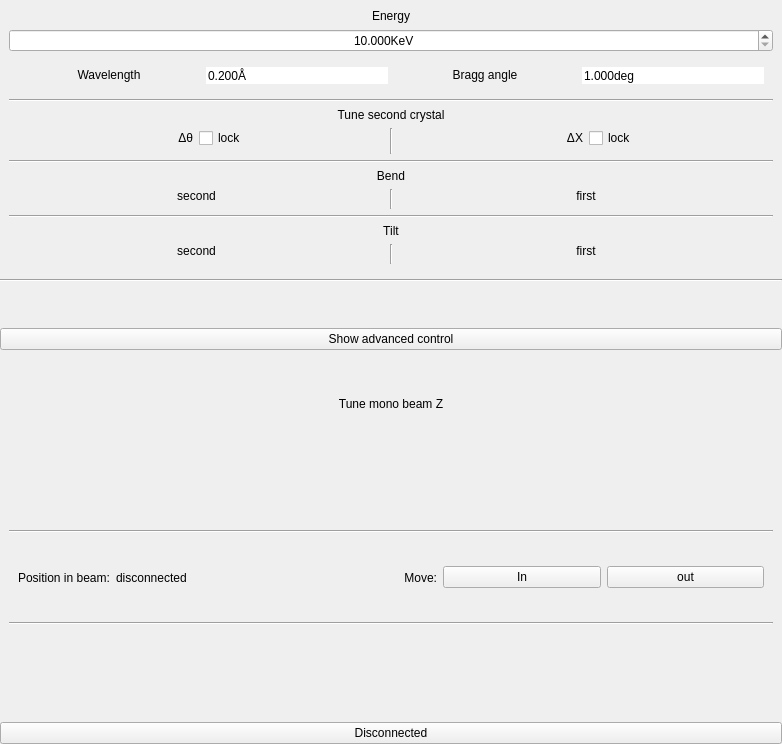
Old version of the form mono/monoGui/monoGui.ui in the repository MatthewJCameron/imbl.
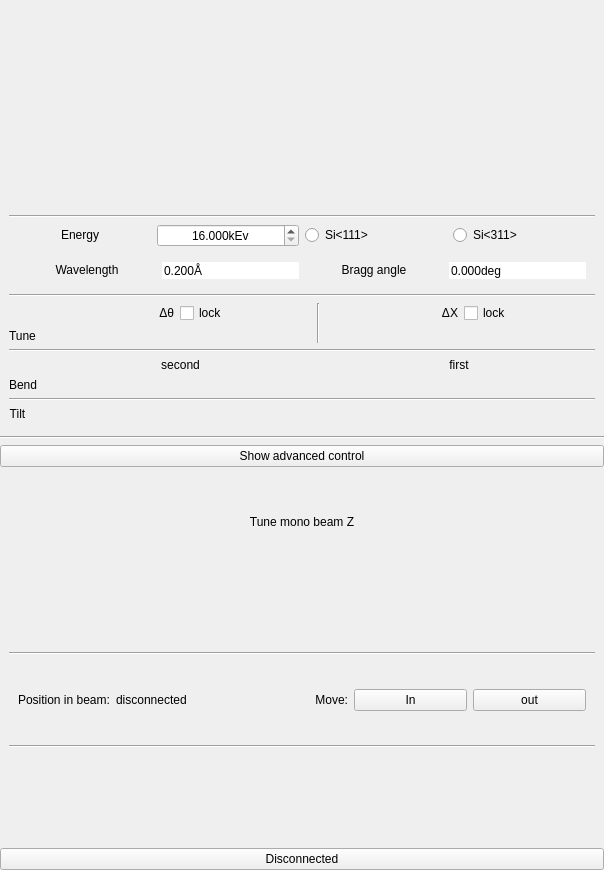
New version of the form. Icons and pictures are not drawn. Custom widgets are drawn as their Qt base class.

What changed in the file:
```diff
--- a/mono/monoGui/monoGui.ui
+++ b/mono/monoGui/monoGui.ui
@@ -6,10 +6,16 @@
    <rect>
     <x>0</x>
     <y>0</y>
-    <width>782</width>
-    <height>744</height>
+    <width>604</width>
+    <height>870</height>
    </rect>
   </property>
+  <property name="sizePolicy">
+   <sizepolicy hsizetype="Preferred" vsizetype="Preferred">
+    <horstretch>0</horstretch>
+    <verstretch>0</verstretch>
+   </sizepolicy>
+  </property>
   <property name="windowTitle">
    <string>Form</string>
   </property>
@@ -21,43 +27,99 @@
     <widget class="QWidget" name="mainWdg" native="true">
      <layout class="QVBoxLayout" name="verticalLayout_2">
       <item>
-       <widget class="QLabel" name="label">
+       <widget class="QWidget" name="scheme" native="true">
         <property name="sizePolicy">
-         <sizepolicy hsizetype="Preferred" vsizetype="Fixed">
-          <horstretch>0</horstretch>
-          <verstretch>0</verstretch>
+         <sizepolicy hsizetype="Expanding" vsizetype="Expanding">
+          <horstretch>1</horstretch>
+          <verstretch>1</verstretch>
          </sizepolicy>
         </property>
-        <property name="text">
-         <string>Energy</string>
+        <property name="minimumSize">
+         <size>
+          <width>0</width>
+          <height>200</height>
+         </size>
         </property>
-        <property name="alignment">
-         <set>Qt::AlignCenter</set>
+        <property name="styleSheet">
+         <string notr="true">image: url(:/mono-scheme.png);</string>
         </property>
        </widget>
       </item>
       <item>
-       <widget class="QMDoubleSpinBox" name="energy">
-        <property name="toolTip">
-         <string>Photon energy</string>
+       <widget class="Line" name="line_10">
+        <property name="orientation">
+         <enum>Qt::Horizontal</enum>
         </property>
-        <property name="alignment">
-         <set>Qt::AlignCenter</set>
-        </property>
-        <property name="suffix">
-         <string>KeV</string>
-        </property>
-        <property name="decimals">
-         <number>3</number>
-        </property>
-        <property name="minimum">
-         <double>10.000000000000000</double>
-        </property>
-        <property name="maximum">
-         <double>100.000000000000000</double>
-        </property>
        </widget>
       </item>
+      <item>
+       <layout class="QHBoxLayout" name="horizontalLayout_2">
+        <item>
+         <widget class="QLabel" name="label">
+          <property name="sizePolicy">
+           <sizepolicy hsizetype="Preferred" vsizetype="Fixed">
+            <horstretch>0</horstretch>
+            <verstretch>0</verstretch>
+           </sizepolicy>
+          </property>
+          <property name="text">
+           <string>Energy</string>
+          </property>
+          <property name="alignment">
+           <set>Qt::AlignCenter</set>
+          </property>
+         </widget>
+        </item>
+        <item>
+         <widget class="QMDoubleSpinBox" name="energy">
+          <property name="toolTip">
+           <string>Photon energy</string>
+          </property>
+          <property name="alignment">
+           <set>Qt::AlignCenter</set>
+          </property>
+          <property name="suffix">
+           <string>kEv</string>
+          </property>
+          <property name="decimals">
+           <number>3</number>
+          </property>
+          <property name="minimum">
+           <double>16.000000000000000</double>
+          </property>
+          <property name="maximum">
+           <double>195.000000000000000</double>
+          </property>
+         </widget>
+        </item>
+        <item>
+         <widget class="QRadioButton" name="si111">
+          <property name="toolTip">
+           <string>For 16-100 kEv</string>
+          </property>
+          <property name="text">
+           <string>Si&lt;111&gt;</string>
+          </property>
+          <attribute name="buttonGroup">
+           <string>diffractions</string>
+          </attribute>
+         </widget>
+        </item>
+        <item>
+         <widget class="QRadioButton" name="si311">
+          <property name="toolTip">
+           <string>For 31-195 kEv</string>
+          </property>
+          <property name="text">
+           <string>Si&lt;311&gt;</string>
+          </property>
+          <attribute name="buttonGroup">
+           <string>diffractions</string>
+          </attribute>
+         </widget>
+        </item>
+       </layout>
+      </item>
       <item>
        <widget class="QWidget" name="widget_6" native="true">
         <layout class="QGridLayout" name="gridLayout_4">
@@ -82,7 +144,7 @@
             <number>3</number>
            </property>
            <property name="minimum">
-            <double>1.000000000000000</double>
+            <double>0.000000000000000</double>
            </property>
            <property name="maximum">
             <double>15.000000000000000</double>
@@ -159,25 +221,29 @@
         </property>
        </widget>
       </item>
-      <item>
-       <widget class="QLabel" name="label_6">
-        <property name="text">
-         <string>Tune second crystal</string>
-        </property>
-        <property name="alignment">
-         <set>Qt::AlignCenter</set>
-        </property>
-       </widget>
-      </item>
       <item>
        <layout class="QGridLayout" name="gridLayout">
-        <item row="1" column="0" colspan="2">
-         <widget class="Tuner" name="tuneBragg" native="true"/>
+        <item row="1" column="1" colspan="2">
+         <widget class="Tuner" name="tuneBragg" native="true">
+          <property name="sizePolicy">
+           <sizepolicy hsizetype="Preferred" vsizetype="Fixed">
+            <horstretch>0</horstretch>
+            <verstretch>0</verstretch>
+           </sizepolicy>
+          </property>
+         </widget>
         </item>
-        <item row="1" column="3" colspan="2">
-         <widget class="Tuner" name="tuneX" native="true"/>
+        <item row="1" column="4" colspan="2">
+         <widget class="Tuner" name="tuneX" native="true">
+          <property name="sizePolicy">
+           <sizepolicy hsizetype="Preferred" vsizetype="Fixed">
+            <horstretch>0</horstretch>
+            <verstretch>0</verstretch>
+           </sizepolicy>
+          </property>
+         </widget>
         </item>
-        <item row="0" column="0">
+        <item row="0" column="1">
          <widget class="QLabel" name="label_2">
           <property name="text">
            <string>Δθ</string>
@@ -187,7 +253,7 @@
           </property>
          </widget>
         </item>
-        <item row="0" column="3">
+        <item row="0" column="4">
          <widget class="QLabel" name="label_4">
           <property name="text">
            <string>ΔX</string>
@@ -197,7 +263,7 @@
           </property>
          </widget>
         </item>
-        <item row="0" column="1">
+        <item row="0" column="2">
          <widget class="QCheckBox" name="lockBragg">
           <property name="toolTip">
            <string>Keep value on energy change</string>
@@ -207,7 +273,7 @@
           </property>
          </widget>
         </item>
-        <item row="0" column="4">
+        <item row="0" column="5">
          <widget class="QCheckBox" name="lockX">
           <property name="toolTip">
            <string>Keep value on energy change</string>
@@ -217,13 +283,26 @@
           </property>
          </widget>
         </item>
-        <item row="0" column="2" rowspan="2">
+        <item row="0" column="3" rowspan="2">
          <widget class="Line" name="line_4">
           <property name="orientation">
            <enum>Qt::Vertical</enum>
           </property>
          </widget>
         </item>
+        <item row="1" column="0">
+         <widget class="QLabel" name="label_11">
+          <property name="sizePolicy">
+           <sizepolicy hsizetype="Fixed" vsizetype="Preferred">
+            <horstretch>0</horstretch>
+            <verstretch>0</verstretch>
+           </sizepolicy>
+          </property>
+          <property name="text">
+           <string>Tune</string>
+          </property>
+         </widget>
+        </item>
        </layout>
       </item>
       <item>
@@ -233,25 +312,29 @@
         </property>
        </widget>
       </item>
-      <item>
-       <widget class="QLabel" name="label_7">
-        <property name="text">
-         <string>Bend</string>
-        </property>
-        <property name="alignment">
-         <set>Qt::AlignCenter</set>
-        </property>
-       </widget>
-      </item>
       <item>
        <layout class="QGridLayout" name="gridLayout_2">
-        <item row="1" column="0">
-         <widget class="Tuner" name="bend2" native="true"/>
+        <item row="1" column="1">
+         <widget class="Tuner" name="bend2" native="true">
+          <property name="sizePolicy">
+           <sizepolicy hsizetype="Preferred" vsizetype="Fixed">
+            <horstretch>0</horstretch>
+            <verstretch>0</verstretch>
+           </sizepolicy>
+          </property>
+         </widget>
         </item>
         <item row="1" column="2">
-         <widget class="Tuner" name="bend1" native="true"/>
+         <widget class="Tuner" name="bend1" native="true">
+          <property name="sizePolicy">
+           <sizepolicy hsizetype="Preferred" vsizetype="Fixed">
+            <horstretch>0</horstretch>
+            <verstretch>0</verstretch>
+           </sizepolicy>
+          </property>
+         </widget>
         </item>
-        <item row="0" column="0">
+        <item row="0" column="1">
          <widget class="QLabel" name="label_8">
           <property name="text">
            <string>second</string>
@@ -271,64 +354,59 @@
           </property>
          </widget>
         </item>
-        <item row="0" column="1" rowspan="2">
-         <widget class="Line" name="line_5">
-          <property name="orientation">
-           <enum>Qt::Vertical</enum>
-          </property>
-         </widget>
-        </item>
-       </layout>
-      </item>
-      <item>
-       <widget class="Line" name="line_3">
-        <property name="orientation">
-         <enum>Qt::Horizontal</enum>
-        </property>
-       </widget>
-      </item>
-      <item>
-       <widget class="QLabel" name="label_10">
-        <property name="text">
-         <string>Tilt</string>
-        </property>
-        <property name="alignment">
-         <set>Qt::AlignCenter</set>
-        </property>
-       </widget>
-      </item>
-      <item>
-       <layout class="QGridLayout" name="gridLayout_3">
         <item row="1" column="0">
-         <widget class="Tuner" name="tilt2" native="true"/>
+         <widget class="QLabel" name="label_17">
+          <property name="sizePolicy">
+           <sizepolicy hsizetype="Fixed" vsizetype="Preferred">
+            <horstretch>0</horstretch>
+            <verstretch>0</verstretch>
+           </sizepolicy>
+          </property>
+          <property name="text">
+           <string>Bend</string>
+          </property>
+         </widget>
         </item>
-        <item row="1" column="2">
-         <widget class="Tuner" name="tilt1" native="true"/>
-        </item>
-        <item row="0" column="0">
-         <widget class="QLabel" name="label_11">
+        <item row="3" column="0">
+         <widget class="QLabel" name="label_10">
+          <property name="sizePolicy">
+           <sizepolicy hsizetype="Fixed" vsizetype="Preferred">
+            <horstretch>0</horstretch>
+            <verstretch>0</verstretch>
+           </sizepolicy>
+          </property>
           <property name="text">
-           <string>second</string>
+           <string>Tilt</string>
           </property>
           <property name="alignment">
            <set>Qt::AlignCenter</set>
           </property>
          </widget>
         </item>
-        <item row="0" column="2">
-         <widget class="QLabel" name="label_12">
-          <property name="text">
-           <string>first</string>
+        <item row="3" column="1">
+         <widget class="Tuner" name="tilt2" native="true">
+          <property name="sizePolicy">
+           <sizepolicy hsizetype="Preferred" vsizetype="Fixed">
+            <horstretch>0</horstretch>
+            <verstretch>0</verstretch>
+           </sizepolicy>
           </property>
-          <property name="alignment">
-           <set>Qt::AlignCenter</set>
+         </widget>
+        </item>
+        <item row="3" column="2">
+         <widget class="Tuner" name="tilt1" native="true">
+          <property name="sizePolicy">
+           <sizepolicy hsizetype="Preferred" vsizetype="Fixed">
+            <horstretch>0</horstretch>
+            <verstretch>0</verstretch>
+           </sizepolicy>
           </property>
          </widget>
         </item>
-        <item row="0" column="1" rowspan="2">
-         <widget class="Line" name="line_6">
+        <item row="2" column="0" colspan="3">
+         <widget class="Line" name="line_3">
           <property name="orientation">
-           <enum>Qt::Vertical</enum>
+           <enum>Qt::Horizontal</enum>
           </property>
          </widget>
         </item>
@@ -344,19 +422,6 @@
      </property>
     </widget>
    </item>
-   <item>
-    <spacer name="verticalSpacer">
-     <property name="orientation">
-      <enum>Qt::Vertical</enum>
-     </property>
-     <property name="sizeHint" stdset="0">
-      <size>
-       <width>20</width>
-       <height>40</height>
-      </size>
-     </property>
-    </spacer>
-   </item>
    <item>
     <widget class="QPushButton" name="advanced_pb">
      <property name="text">
```
Left out of the diff: 7 changed lines with no effect on the pictures.
